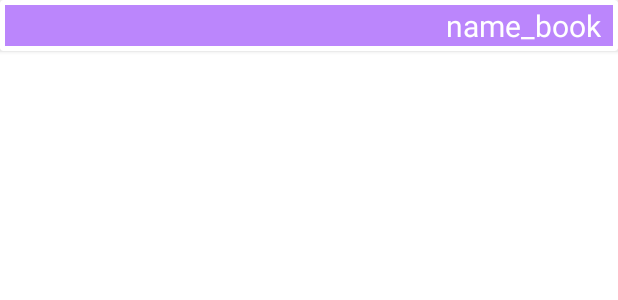
After one commit to DaniMiracles/PrivateBibleApp, an Android app: the layout testament.xml on its own in the app's theme, with its tools: preview values and no code run, on a phone screen of 412 x 824 dp. The commit adds this screen. Shown: the top 300 px of the screen. Run offline under Robolectric (Android 15) with nearby library versions, the phone set to English and light mode, and no system bars.

Commit message:
division of books into 2 groups (cache and cloud)

```diff
--- a/app/src/main/java/com/example/privatebibleapp/core/BibleApp.kt
+++ b/app/src/main/java/com/example/privatebibleapp/core/BibleApp.kt
@@ -74,7 +74,7 @@ class BibleApp : Application() {
 
         booksViewModel = BooksViewModel(
             booksInteractor,
-            BooksDomainToUiMapper.Base(manageResources, BookDomainToUiMapper.Base()),
+            BooksDomainToUiMapper.Base(manageResources, BookDomainToUiMapper.Base(manageResources)),
             booksCommunication
         )
 
--- a/app/src/main/java/com/example/privatebibleapp/dataBooks/ToBookDataMapper.kt
+++ b/app/src/main/java/com/example/privatebibleapp/dataBooks/ToBookDataMapper.kt
@@ -3,10 +3,10 @@ package com.example.privatebibleapp.dataBooks
 import com.example.privatebibleapp.core.Abstract
 
 interface ToBookDataMapper : Abstract.Mapper {
-    fun map(id : Int,name : String) : BookData
+    fun map(id : Int,name : String,testament:String) : BookData
 
     class Base : ToBookDataMapper{
-        override fun map(id: Int, name: String): BookData =
-            BookData(id,name)
+        override fun map(id: Int, name: String,testament:String): BookData =
+            BookData(id,name,testament)
     }
 }
--- a/app/src/main/java/com/example/privatebibleapp/dataBooks/cache/BookDataToDbMapper.kt
+++ b/app/src/main/java/com/example/privatebibleapp/dataBooks/cache/BookDataToDbMapper.kt
@@ -4,10 +4,11 @@ import com.example.privatebibleapp.core.Abstract
 
 interface BookDataToDbMapper : Abstract.Mapper {
 
-    fun mapToDb(id: Int, name: String): BookDb
+    fun mapToDb(id: Int, name: String,testament:String): BookDb
 
     class Base() : BookDataToDbMapper {
-        override fun mapToDb(id: Int, name: String): BookDb = BookDb(id, name)
+        override fun mapToDb(id: Int, name: String,testament:String): BookDb =
+            BookDb(id, name,testament)
 
     }
 }
--- a/app/src/main/java/com/example/privatebibleapp/dataBooks/cloud/BookCloud.kt
+++ b/app/src/main/java/com/example/privatebibleapp/dataBooks/cloud/BookCloud.kt
@@ -13,7 +13,9 @@ data class BookCloud(
     @SerializedName("id")
     private val id: Int,
     @SerializedName("name")
-    private val name: String
+    private val name: String,
+    @SerializedName("testament")
+     private val testament : String
 ) : Abstract.Object<BookData,ToBookDataMapper>{
-    override fun map(mapper: ToBookDataMapper): BookData = mapper.map(id, name)
+    override fun map(mapper: ToBookDataMapper): BookData = mapper.map(id, name,testament)
 }
--- a/app/src/main/java/com/example/privatebibleapp/domainBooks/BooksDomain.kt
+++ b/app/src/main/java/com/example/privatebibleapp/domainBooks/BooksDomain.kt
@@ -7,8 +7,8 @@ import com.example.privatebibleapp.presenterBooks.BooksUi
 sealed class BooksDomain : Abstract.Object<BooksUi, BooksDomainToUiMapper> {
 
     class Success(private val booksDomain: List<BookDomain>) : BooksDomain() {
-        override fun map(mapper: BooksDomainToUiMapper): BooksUi =
-            mapper.map(booksDomain)
+        override fun map(mapper: BooksDomainToUiMapper): BooksUi = mapper.map(booksDomain)
+
     }
 
     class Fail(private val errorType: ErrorType) : BooksDomain() {
--- /dev/null
+++ b/app/src/main/res/layout/testament.xml
@@ -0,0 +1,19 @@
+<?xml version="1.0" encoding="utf-8"?>
+<androidx.cardview.widget.CardView xmlns:android="http://schemas.android.com/apk/res/android"
+    android:id="@+id/cardViewNameBook"
+    android:layout_width="match_parent"
+    android:layout_height="wrap_content">
+
+    <TextView
+        android:id="@+id/nameBook"
+        android:layout_width="match_parent"
+        android:layout_height="wrap_content"
+        android:layout_margin="3dp"
+        android:paddingRight="8dp"
+        android:gravity="end"
+        android:background="@color/purple_200"
+        android:text="@string/name_book"
+        android:textColor="@color/white"
+        android:textSize="20sp" />
+
+</androidx.cardview.widget.CardView>
--- a/app/src/main/res/values/strings.xml
+++ b/app/src/main/res/values/strings.xml
@@ -6,4 +6,6 @@
     <string name="name_book">name_book</string>
     <string name="error">error</string>
     <string name="retry_again">retry again</string>
+    <string name="new_testament">New Testament</string>
+    <string name="old_testament">Old Testament</string>
 </resources>
```
Also changed, not shown: app/src/main/java/com/example/privatebibleapp/BibleAdapter.kt (+14 -5 lines), app/src/main/java/com/example/privatebibleapp/dataBooks/BookData.kt (+7 -3 lines), app/src/main/java/com/example/privatebibleapp/dataBooks/BooksDataToDomainMapper.kt (+12 -1 lines), app/src/main/java/com/example/privatebibleapp/dataBooks/cache/BookDb.kt (+4 -4 lines), app/src/main/java/com/example/privatebibleapp/domainBooks/BookDataToDomainMapper.kt (+3 -4 lines), app/src/main/java/com/example/privatebibleapp/domainBooks/BookDomain.kt (+17 -4 lines), app/src/main/java/com/example/privatebibleapp/presenterBooks/BookDomainToUiMapper.kt (+10 -4 lines), app/src/main/java/com/example/privatebibleapp/presenterBooks/BookUi.kt (+6 -3 lines).
